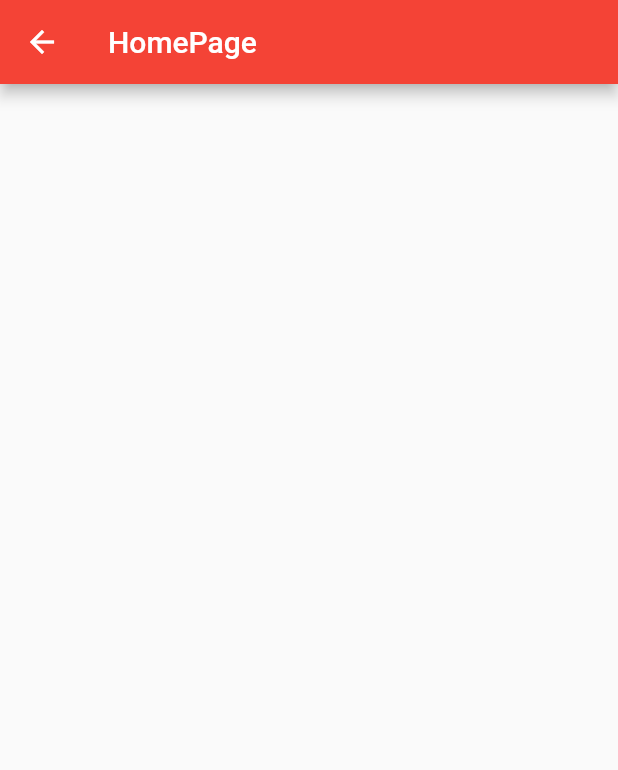
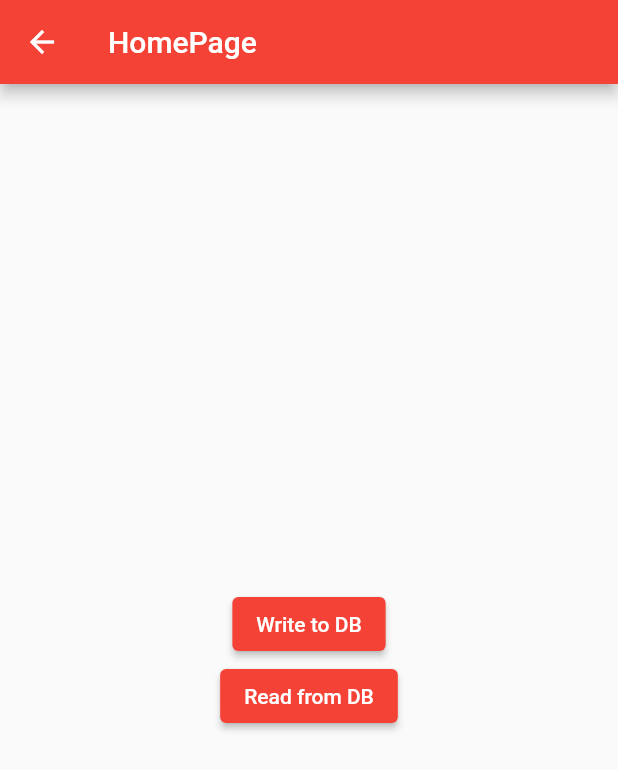
Before and after one commit to bkkoluch/looping_diary, a Flutter app: the screen it shows once a user with an empty profile is signed in, on a phone screen of 412 x 824 dp. Shown: the top 770 px of the screen. Run offline on Flutter 3.47's test engine with Material 2 defaults, Android fonts, the light colour scheme and no system bars; our stand-ins replace auto_route, cloud_firestore, dio, easy_localization, firebase_auth, firebase_core and 5 more; missing offline and left inert: firebase, flutterfire_ui; accounts and stored records are empty; statements that could not run were skipped.

Commit message:
Add FirebaseRestClient and FirebaseJsonConverter to make REST calls

```diff
--- /dev/null
+++ b/lib/core/extensions/dynamic_extensions.dart
@@ -0,0 +1,3 @@
+extension DynamicExtensions on dynamic {
+  String get toLowercaseString => toString().toLowerCase();
+}
--- a/lib/core/injector/injector.dart
+++ b/lib/core/injector/injector.dart
@@ -8,4 +8,4 @@ final getIt = GetIt.instance;
   initializerName: r'$initGetIt',
   preferRelativeImports: false,
 )
-void configureInjector() => $initGetIt(getIt);
+Future<void> configureInjector() async => $initGetIt(getIt);
--- /dev/null
+++ b/lib/core/network/firebase_json_converter.dart
@@ -0,0 +1,107 @@
+import 'package:freezed_annotation/freezed_annotation.dart';
+import 'package:injectable/injectable.dart';
+import 'package:looping_diary/core/extensions/dynamic_extensions.dart';
+
+const String mapString = 'map';
+const String nameString = 'name';
+const String fieldsString = 'fields';
+const String valuesString = 'values';
+
+enum FirebaseJsonValue {
+  arrayValue,
+  booleanValue,
+  bytesValue,
+  doubleValue,
+  integerValue,
+  geoPointValue,
+  mapValue,
+  nullValue,
+  referenceValue,
+  stringValue,
+  timestampValue,
+}
+
+/// Used to convert Json objects to Firebase in order to allow using REST endpoints
+///
+/// Example correct data:
+/// { 'name' : 'some string', 'fields': { ... } }
+/// For 'fields' refer to [_parseFirebaseFieldsJson]
+@injectable
+class FirebaseJsonConverter {
+  Map<String, dynamic> convertToFirebaseJson(String name, Map<String, dynamic> fieldsJson) => {
+        nameString: name,
+        fieldsString: _parseFirebaseFieldsJson(fieldsJson),
+      };
+
+  /// Converts regular Json object to a Firebase valid one
+  ///
+  /// Examples:
+  /// input:  {'date' : '22.22.2222', 'entry' : 'Some cool text'}
+  /// output: {'date': {stringValue: '22.22.2222'}, 'entry': {stringValue: 'Some cool text'}}
+  ///
+  /// input:  {'someArray': [1,2,3]}
+  /// output: {'someArray' : {arrayValue: {values: [{integerValue: 1}, {integerValue: 2}, {integerValue: 3}]}} }
+  ///
+  /// input:  {'someMap' : {'someObjectKey' : 'someValue'}}
+  /// output: {'someMap' : {mapValue: {'someObjectKey': {stringValue: 'someValue'}}}}
+  Map<String, Object> _parseFirebaseFieldsJson(Map<String, dynamic> json) {
+    final Map<String, Object> firebaseJson = {};
+
+    json.forEach((key, value) {
+      final FirebaseJsonValue? jsonValueType = _getFirebaseJsonValueType(value);
+
+      final bool isValueOfValidType = jsonValueType != null;
+
+      if (isValueOfValidType) {
+        // List type conversion
+        if (value is List) {
+          final List valuesArray = [];
+          for (final element in value) {
+            valuesArray.add(_convertToFirebaseValue(element));
+          }
+          firebaseJson[key] = {
+            jsonValueType.name: {valuesString: valuesArray}
+          };
+
+          // Map type conversion
+        } else if (value is Map<String, dynamic>) {
+          firebaseJson[key] = {
+            jsonValueType.name: {fieldsString: _parseFirebaseFieldsJson(value)}
+          };
+        }
+        // Other basic types conversion
+        else {
+          firebaseJson[key] = _convertToFirebaseValue(value)!;
+        }
+      }
+    });
+
+    return firebaseJson;
+  }
+
+  /// Converts regular value to Firebase valid one
+  ///
+  /// Examples:
+  /// 1 --- {"integerValue" : 1}
+  /// "string" --- {"stringValue" : "string"}
+  Map<String, dynamic>? _convertToFirebaseValue(dynamic value) {
+    final FirebaseJsonValue? jsonValueType = _getFirebaseJsonValueType(value);
+    if (jsonValueType != null) {
+      return {jsonValueType.name: value};
+    } else {
+      return null;
+    }
+  }
+
+  FirebaseJsonValue? _getFirebaseJsonValueType(dynamic value) => FirebaseJsonValue.values.firstWhereOrNull(
+        (element) {
+          if (value is List) {
+            return element == FirebaseJsonValue.arrayValue;
+          } else if (value.runtimeType.toLowercaseString.contains(mapString)) {
+            return element == FirebaseJsonValue.mapValue;
+          } else {
+            return element.name.contains(value.runtimeType.toLowercaseString);
+          }
+        },
+      );
+}
--- /dev/null
+++ b/lib/core/network/firebase_rest_client.dart
@@ -0,0 +1,16 @@
+import 'package:firebase/firebase_io.dart';
+import 'package:firebase_auth/firebase_auth.dart';
+import 'package:injectable/injectable.dart';
+
+@injectable
+class FirebaseRestClient extends FirebaseClient {
+  FirebaseRestClient(this.userCredential) : super(userCredential);
+
+  final String? userCredential;
+
+  @factoryMethod
+  static Future<FirebaseRestClient> create() async => FirebaseRestClient(await _credential);
+
+  @preResolve
+  static Future<String?> get _credential async => await FirebaseAuth.instance.currentUser?.getIdToken(true);
+}
--- a/lib/features/home/presentation/pages/home_page.dart
+++ b/lib/features/home/presentation/pages/home_page.dart
@@ -1,5 +1,8 @@
 import 'package:firebase_auth/firebase_auth.dart';
 import 'package:flutter/material.dart';
+import 'package:looping_diary/core/injector/injector.dart';
+import 'package:looping_diary/core/network/firebase_json_converter.dart';
+import 'package:looping_diary/core/network/firebase_rest_client.dart';
 
 class HomePage extends StatelessWidget {
   const HomePage({Key? key}) : super(key: key);
@@ -15,5 +18,38 @@ class HomePage extends StatelessWidget {
             icon: const Icon(Icons.arrow_back),
           ),
         ),
+        body: Center(
+          child: Column(
+            mainAxisAlignment: MainAxisAlignment.center,
+            children: [
+              ElevatedButton(
+                onPressed: () async {
+                  final now = DateTime.now();
+                  // print(await FirebaseAuth.instance.currentUser?.getIdToken());
+                  // print('https://looping-diary.firebaseio.com/${FirebaseAuth.instance.currentUser?.uid}/notes.json');
+                  await (await getIt.getAsync<FirebaseRestClient>()).patch(
+                      'https://firestore.googleapis.com/v1/projects/looping-diary/databases/(default)/documents/${FirebaseAuth.instance.currentUser?.uid}/notes',
+                      FirebaseJsonConverter().convertToFirebaseJson(
+                          'projects/looping-diary/databases/(default)/documents/${FirebaseAuth.instance.currentUser?.uid}/xxx',
+                          {
+                            'date': '${now.day}|${now.month}|${now.year}',
+                            'entry': 'Today was a good day my dear diary. Something amazing happened!'
+                          }));
+                },
+                child: const Text('Write to DB'),
+              ),
+              ElevatedButton(
+                onPressed: () async {
+                  await (await getIt.getAsync<FirebaseRestClient>())
+                      .get(
+                        'https://firestore.googleapis.com/v1/projects/looping-diary/databases/(default)/documents/${FirebaseAuth.instance.currentUser?.uid}/notes',
+                      )
+                      .then((value) => print(value['fields']));
+                },
+                child: const Text('Read from DB'),
+              ),
+            ],
+          ),
+        ),
       );
 }
--- a/lib/features/login/presentation/pages/login_page.dart
+++ b/lib/features/login/presentation/pages/login_page.dart
@@ -1,8 +1,6 @@
 import 'package:easy_localization/easy_localization.dart';
 import 'package:flutter/material.dart';
 import 'package:flutterfire_ui/auth.dart';
-import 'package:looping_diary/core/injector/injector.dart';
-import 'package:looping_diary/core/services/analytics/crash_reporting_service.dart';
 import 'package:looping_diary/core/style/core_dimensions.dart';
 import 'package:looping_diary/core/style/illustrations.dart';
 import 'package:looping_diary/features/common/presentation/widgets/faded_backgroud.dart';
@@ -18,9 +16,7 @@ class LoginPage extends StatelessWidget {
         child: SignInScreen(
           subtitleBuilder: (context, action) => Padding(
             padding: const EdgeInsets.only(bottom: CoreDimensions.paddingM),
-            child: GestureDetector(
-                onTap: () => getIt<CrashReportingService>().logError('Test error 2'),
-                child: Text(loginScreenTitle.tr())),
+            child: Text(loginScreenTitle.tr()),
           ),
           providerConfigs: const [
             EmailProviderConfiguration(),
--- a/lib/main.dart
+++ b/lib/main.dart
@@ -8,7 +8,7 @@ import 'package:looping_diary/looping_diary_app.dart';
 import 'package:looping_diary/utils/constants.dart';
 
 Future<void> main() async {
-  configureInjector();
+  await configureInjector();
   WidgetsFlutterBinding.ensureInitialized();
   await EasyLocalization.ensureInitialized();
   await Firebase.initializeApp(options: DefaultFirebaseOptions.currentPlatform);
--- a/pubspec.yaml
+++ b/pubspec.yaml
@@ -13,9 +13,9 @@ dependencies:
   cloud_firestore: ^3.1.8
   cupertino_icons: ^1.0.4
   dartz: ^0.10.1
-  dio: ^4.0.4
   easy_localization: ^3.0.0
   equatable: ^2.0.3
+  firebase: ^9.0.2
   firebase_auth: ^3.3.7
   firebase_core: ^1.12.0
   firebase_crashlytics: ^2.5.1
@@ -33,7 +33,6 @@ dependencies:
   logger: ^1.1.0
   mocktail: ^0.2.0
   permission_handler: ^9.0.1
-  pretty_dio_logger: ^1.1.1
   provider: ^6.0.2
   rxdart: ^0.27.3
   shared_preferences: ^2.0.13
```
Also changed, not shown: lib/core/services/registration_service.dart (+10 -0 lines), lib/core/injector/injector.config.dart, pubspec.lock.
